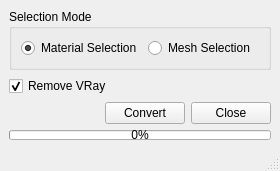
Before: the Qt Designer form ui/window.ui in iceanimations/VRayToArnold, drawn with Qt 5.
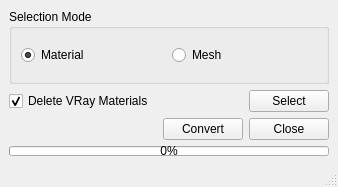
After: the same form once the commit is applied.

The edit to the form file:
```diff
--- a/ui/window.ui
+++ b/ui/window.ui
@@ -6,8 +6,8 @@
    <rect>
     <x>0</x>
     <y>0</y>
-    <width>280</width>
-    <height>171</height>
+    <width>338</width>
+    <height>187</height>
    </rect>
   </property>
   <property name="windowTitle">
@@ -24,7 +24,7 @@
        <item>
         <widget class="QRadioButton" name="materialButton">
          <property name="text">
-          <string>Material Selection</string>
+          <string>Material</string>
          </property>
          <property name="checked">
           <bool>true</bool>
@@ -34,7 +34,7 @@
        <item>
         <widget class="QRadioButton" name="meshButton">
          <property name="text">
-          <string>Mesh Selection</string>
+          <string>Mesh</string>
          </property>
         </widget>
        </item>
@@ -46,7 +46,7 @@
       <item>
        <widget class="QCheckBox" name="removeButton">
         <property name="text">
-         <string>Remove VRay</string>
+         <string>Delete VRay Materials</string>
         </property>
         <property name="checked">
          <bool>true</bool>
@@ -66,6 +66,25 @@
         </property>
        </spacer>
       </item>
+      <item>
+       <widget class="QPushButton" name="selectButton">
+        <property name="minimumSize">
+         <size>
+          <width>75</width>
+          <height>0</height>
+         </size>
+        </property>
+        <property name="toolTip">
+         <string>Select all VRay materials from current scene</string>
+        </property>
+        <property name="statusTip">
+         <string>Select all VRay materials in current scene</string>
+        </property>
+        <property name="text">
+         <string>Select</string>
+        </property>
+       </widget>
+      </item>
      </layout>
     </item>
     <item>
```
Left out of the diff: 14 changed lines with no effect on the pictures.
